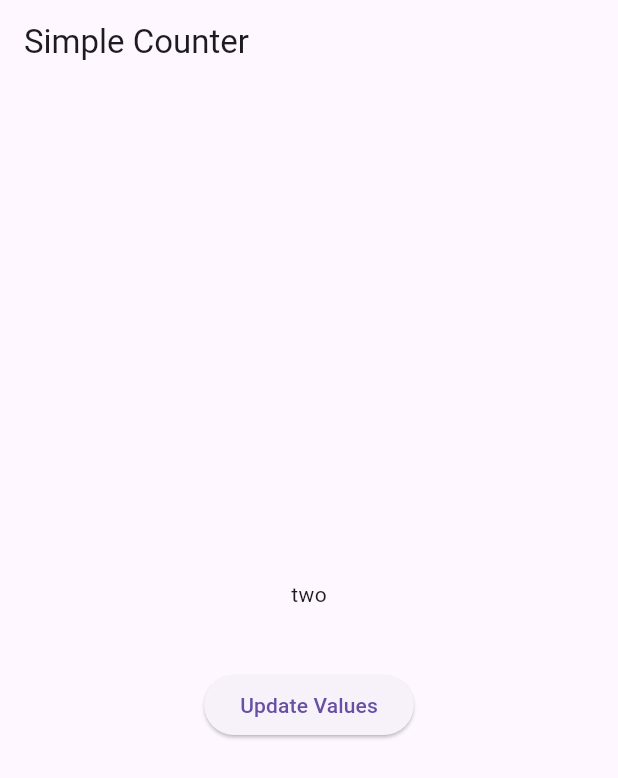
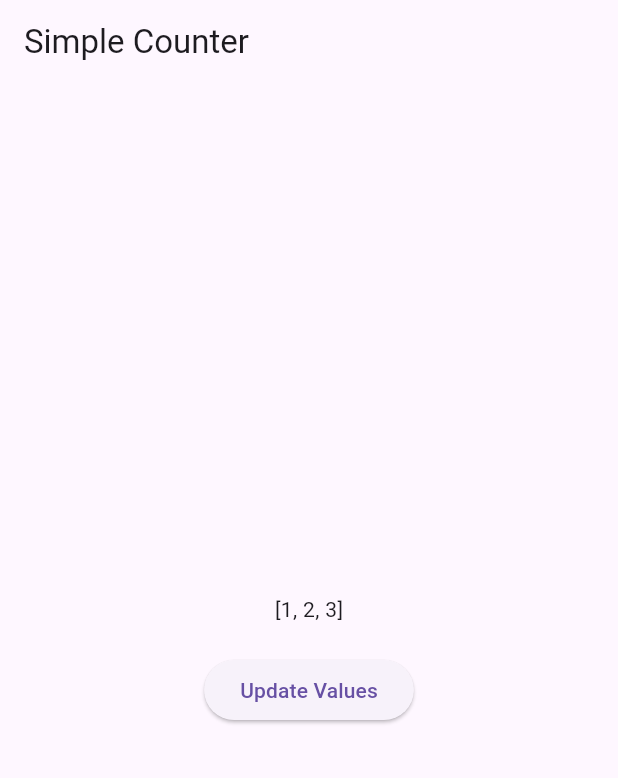
Before and after one commit to penguinExp/pristine_proto, a Flutter app: the screen it shows after launch, after a tap on "Update Values", on a phone screen of 412 x 824 dp. Shown: the top 778 px of the screen. Run offline on Flutter 3.47's test engine with Material 3 defaults, Android fonts, the phone set to English and light mode, and no system bars.

Commit message:
abort v-0.3

```diff
--- a/lib/one_state/builder.os.dart
+++ b/lib/one_state/builder.os.dart
@@ -4,22 +4,17 @@ import 'store.os.dart';
 
 class BuilderOS<T> extends StatelessWidget {
   final Widget Function(BuildContext context, T data) widget;
-  final OneStore<T> store;
+  final ValueStore<T> store;
 
   const BuilderOS({Key? key, required this.widget, required this.store})
       : super(key: key);
 
   @override
   Widget build(BuildContext context) {
-    return StreamBuilder(
-      stream: store.stream,
-      builder: (context, snapshot) {
-        if (snapshot.hasData) {
-          return widget(context, snapshot.data as T);
-        } else {
-          // Handle loading state or errors if needed
-          return Container();
-        }
+    return ValueListenableBuilder(
+      valueListenable: store.notifier,
+      builder: (context, value, _) {
+        return widget(context, value);
       },
     );
   }
--- a/lib/one_state/store.os.dart
+++ b/lib/one_state/store.os.dart
@@ -1,54 +1,51 @@
-import 'dart:async';
+import 'package:flutter/material.dart';
 
-abstract class _OneStateStore<T> {
+abstract class AOneStore<T> {
   late T _state;
 
-  late StreamController<T> _streamController;
+  T get state;
 
-  _OneStateStore() {
-    _streamController = StreamController<T>.broadcast();
+  // update the value of the state
+  void set(T value);
+
+  void update(T Function(T value) updateCallback);
+
+  // to dispose off the store
+  void dispose();
+}
+
+class ValueStore<T> extends AOneStore<T> with ChangeNotifier {
+  late ValueNotifier<T> _valueNotifier;
+
+  ValueStore(T value) {
+    _state = value;
+    _valueNotifier = ValueNotifier(_state);
   }
 
-  Stream<T> get stream => _streamController.stream;
+  ValueNotifier<T> get notifier => _valueNotifier;
 
-  void set(T value) {
-    _state = value;
-    _streamController.add(_state);
-  }
+  @override
+  T get state => _state;
 
-  void update();
-
-  void updateWith(T Function(T) updateCallback);
-
+  @override
   void dispose() {
-    _streamController.close();
-  }
-}
-
-class OneStore<T> extends _OneStateStore<T> {
-  dynamic Function(dynamic)? _customUpdate;
-
-  OneStore(
-    T value, {
-    T Function(T)? depends,
-  }) {
-    _state = value;
-
-    if (depends != null) {
-      _customUpdate = (p0) => depends(p0) as dynamic;
-    }
+    _valueNotifier.dispose();
+    super.dispose();
   }
 
   @override
-  void update() {
-    if (_customUpdate != null) {
-      final value = _customUpdate!(_state);
-      set(value);
-    }
+  void set(T value) {
+    _state = value;
+
+    _valueNotifier.value = _state;
   }
 
   @override
-  void updateWith(T Function(T) updateCallback) {
-    set(updateCallback(_state));
+  void update(T Function(T value) updateCallback) {
+    _state = updateCallback(_state);
+
+    _valueNotifier.value = _state;
+
+    _valueNotifier.notifyListeners();
   }
 }
--- a/lib/one_state/views/simple_counter.os.dart
+++ b/lib/one_state/views/simple_counter.os.dart
@@ -1,10 +1,6 @@
 import 'package:flutter/material.dart';
 import '../builder.os.dart';
 import '../store.os.dart';
-
-class User {
-  String name = "one";
-}
 
 class SimpleCounterViewOS extends StatefulWidget {
   const SimpleCounterViewOS({super.key});
@@ -14,16 +10,11 @@ class SimpleCounterViewOS extends StatefulWidget {
 }
 
 class _SimpleCounterViewOSState extends State<SimpleCounterViewOS> {
-  final counterStore = OneStore(0);
-  final listStore = OneStore([1, 2]);
-  final userStore = OneStore(User());
+  final store = ValueStore([1, 2]);
 
   @override
   void dispose() {
-    counterStore.dispose();
-    listStore.dispose();
-    userStore.dispose();
-
+    store.dispose();
     super.dispose();
   }
 
@@ -39,14 +30,7 @@ class _SimpleCounterViewOSState extends State<SimpleCounterViewOS> {
           mainAxisAlignment: MainAxisAlignment.center,
           children: [
             BuilderOS(
-              store: userStore,
-              widget: (context, data) {
-                return Text(data.name.toString());
-              },
-            ),
-            const SizedBox(height: 20),
-            BuilderOS(
-              store: counterStore,
+              store: store,
               widget: (context, data) {
                 return Text(data.toString());
               },
@@ -55,9 +39,9 @@ class _SimpleCounterViewOSState extends State<SimpleCounterViewOS> {
             ElevatedButton(
               child: const Text("Update Values"),
               onPressed: () {
-                // counterStore.updateWith((val) => val + 2);
-                // listStore.updateWith((p0) => p0..add(2));
-                userStore.updateWith((p0) => p0..name = "two");
+                store.update((value) {
+                  return value..add(3);
+                });
               },
             ),
           ],
--- a/lib/temp/builder.temp.dart
+++ /dev/null
@@ -1,22 +0,0 @@
-import 'package:flutter/material.dart';
-
-import 'store.temp.dart';
-
-class BuilderOS<T> extends StatelessWidget {
-  final Widget Function(BuildContext context, T data) widget;
-  final OneStore<T> store;
-
-  const BuilderOS({Key? key, required this.widget, required this.store})
-      : super(key: key);
-
-  @override
-  Widget build(BuildContext context) {
-    return ValueListenableBuilder(
-      valueListenable: store.state,
-      builder: (context, value, _) {
-        return widget(context, value);
-      },
-
-    );
-  }
-}
--- a/lib/temp/store.temp.dart
+++ /dev/null
@@ -1,39 +0,0 @@
-import 'package:flutter/material.dart';
-
-abstract class _OneStateStore<T> {
-  late T _state;
-
-  // update the value of the state
-  void set(T value);
-
-  // to dispose off the store
-  void dispose();
-}
-
-class OneStore<T> extends _OneStateStore<T> {
-  late ValueNotifier<T> _valueNotifier;
-
-  OneStore(T value) {
-    _state = value;
-    _valueNotifier = ValueNotifier<T>(_state);
-  }
-
-  ValueNotifier<T> get state => _valueNotifier;
-
-  @override
-  void dispose() {
-    _valueNotifier.dispose();
-  }
-
-  @override
-  void set(T value) {
-    _state = value;
-    _valueNotifier.value = _state;
-  }
-
-  // Updated update method to accept a callback
-  void update(void Function(T) updateCallback) {
-    updateCallback(_state);
-    set(_state);
-  }
-}
```
Also changed, not shown: lib/temp/view/list_view.temp.dart (deleted, +0 -43 lines).
